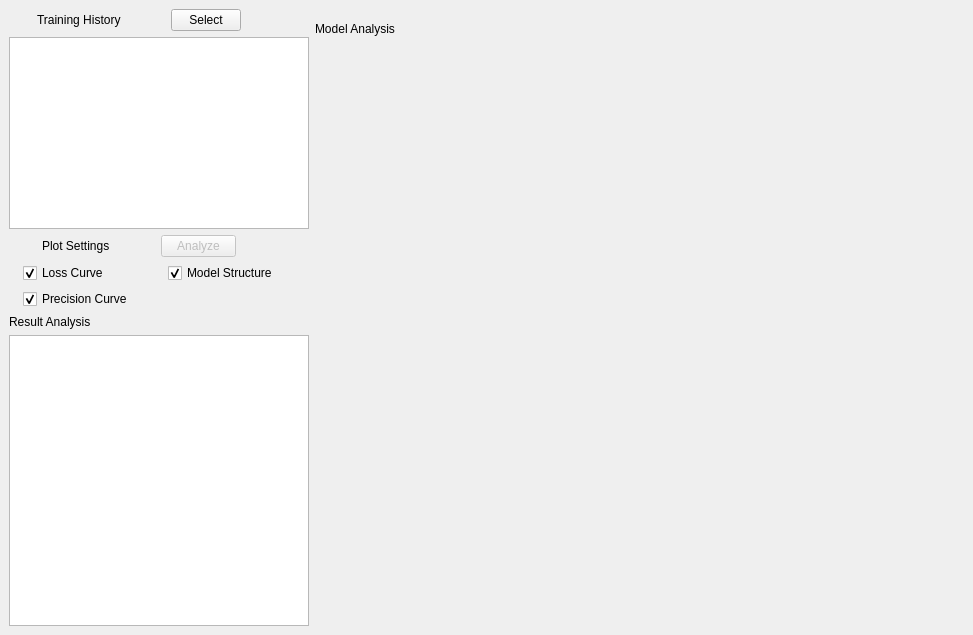
sheMnapion/AI-QSAR, file QSAR-UI/mainwindow2.ui: the form before one commit.
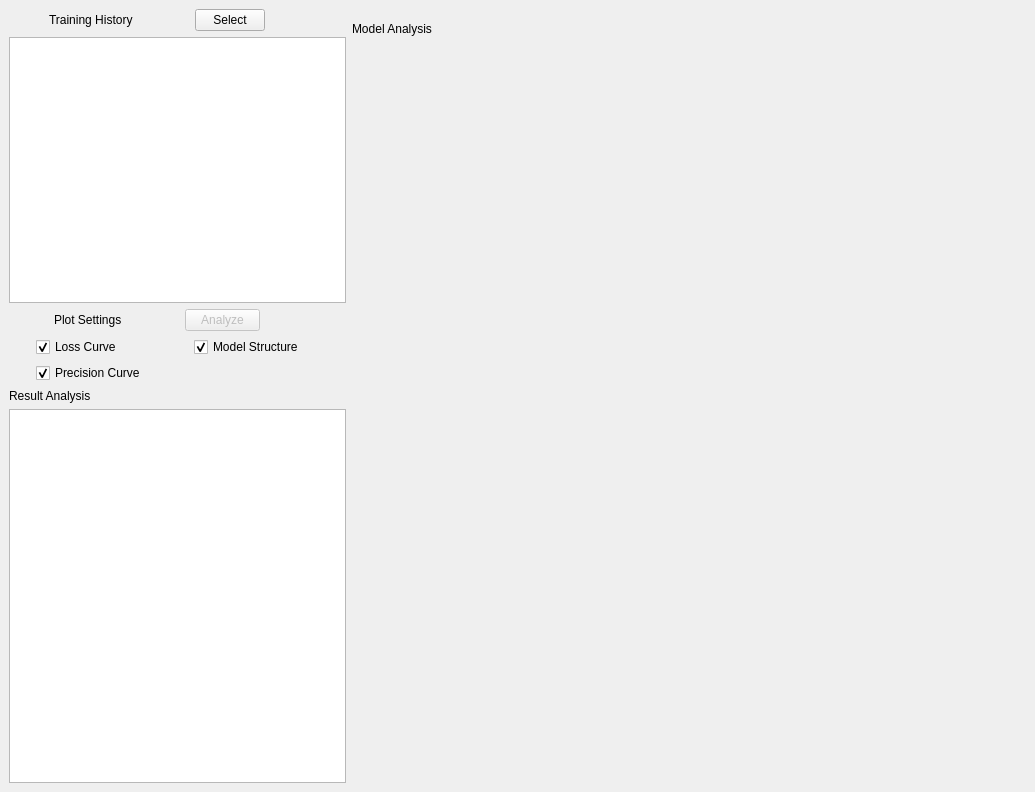
The form after the commit.

Commit message: Add some layouts to calibrate ratio between items

```diff
--- a/QSAR-UI/mainwindow2.ui
+++ b/QSAR-UI/mainwindow2.ui
@@ -6,15 +6,17 @@
    <rect>
     <x>0</x>
     <y>0</y>
-    <width>973</width>
-    <height>635</height>
+    <width>1035</width>
+    <height>792</height>
    </rect>
   </property>
   <property name="windowTitle">
    <string>MainWindow</string>
   </property>
   <widget class="QWidget" name="centralwidget">
-   <layout class="QHBoxLayout" name="horizontalLayout">
+   <layout class="QHBoxLayout" name="horizontalLayout_5">
+    <item>
+     <layout class="QHBoxLayout" name="horizontalLayout" stretch="1,2">
     <item>
      <layout class="QVBoxLayout" name="verticalLayout_3" stretch="0,0,0">
       <property name="sizeConstraint">
@@ -440,6 +442,8 @@
          </item>
         </layout>
        </widget>
+        </item>
+       </layout>
       </item>
      </layout>
     </item>
```
Lines whose indentation alone changed are shown as unchanged. The commit also changes 4 other files.
